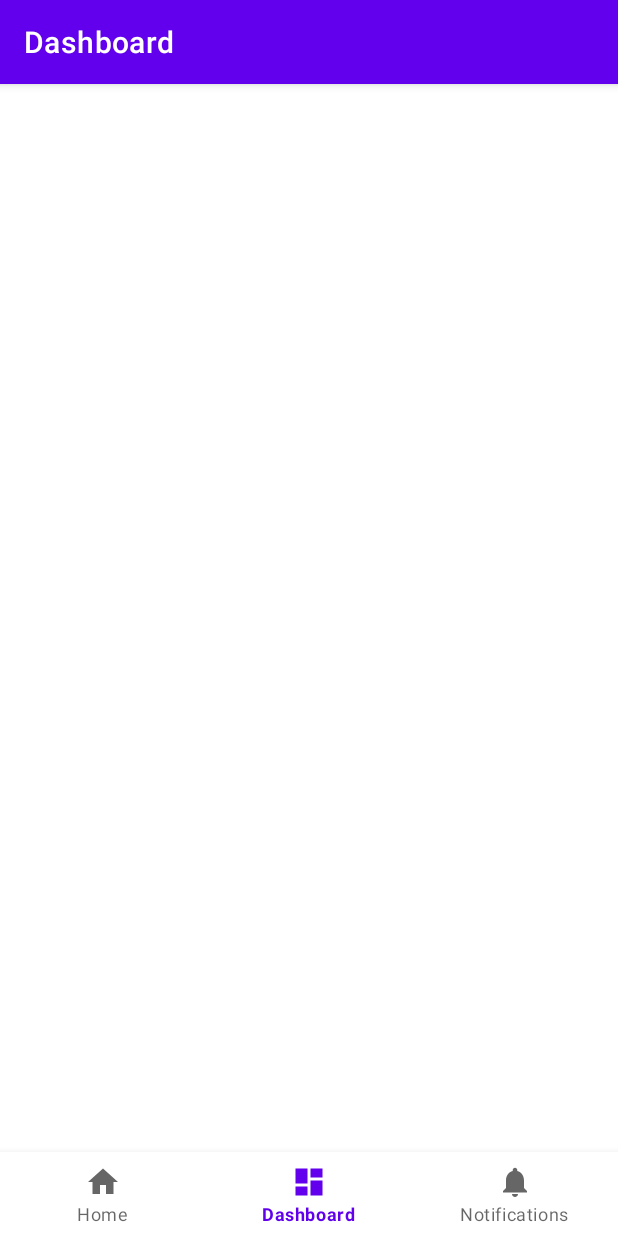
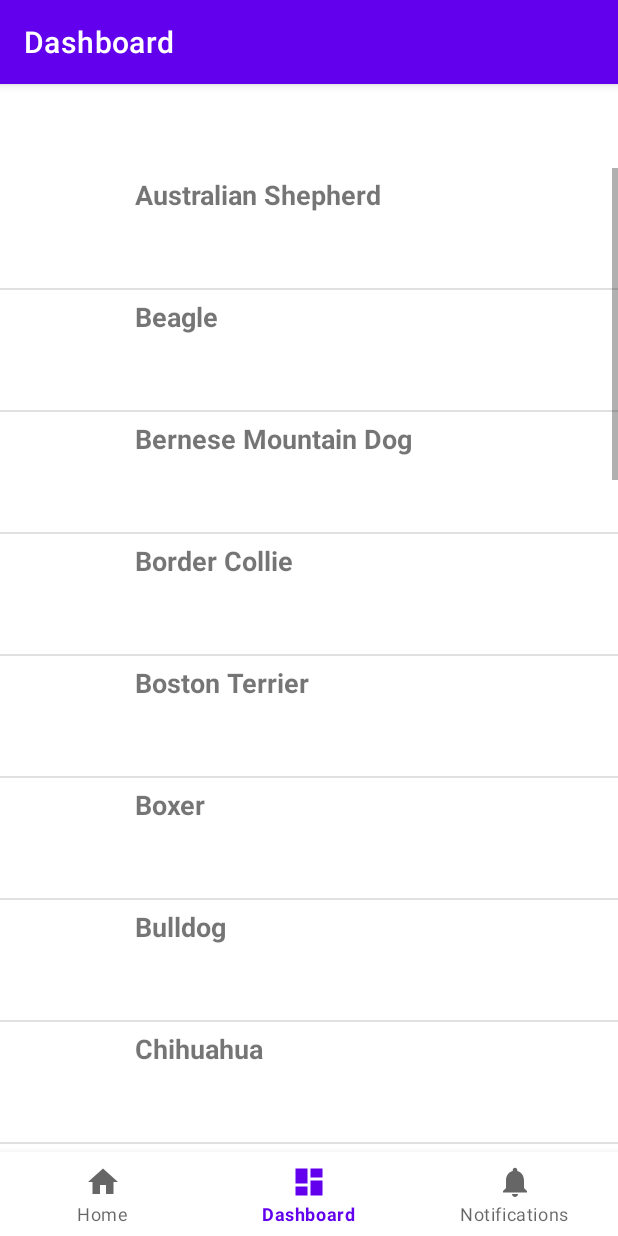
Before and after one commit to alyzadiaz/dogopedia, an Android app: the DashboardFragment screen opened through its navigation route, on a phone screen of 412 x 824 dp. Run offline under Robolectric (Android 15) with nearby library versions, the phone set to English and light mode, and no system bars; our stand-ins replace navigation-ui.

Commit message:
Building dog list tab.

```diff
--- a/app/src/main/java/com/example/dogopedia/ui/dashboard/DashboardFragment.java
+++ b/app/src/main/java/com/example/dogopedia/ui/dashboard/DashboardFragment.java
@@ -1,35 +1,161 @@
 package com.example.dogopedia.ui.dashboard;
 
+import android.graphics.BitmapFactory;
 import android.os.Bundle;
+import android.util.Log;
 import android.view.LayoutInflater;
 import android.view.View;
 import android.view.ViewGroup;
-import android.widget.TextView;
+import android.widget.ListView;
 
 import androidx.annotation.NonNull;
-import androidx.annotation.Nullable;
 import androidx.fragment.app.Fragment;
-import androidx.lifecycle.Observer;
-import androidx.lifecycle.ViewModelProvider;
 
 import com.example.dogopedia.R;
 
+import java.util.ArrayList;
+import java.util.List;
+
 public class DashboardFragment extends Fragment {
-
-//    private DashboardViewModel dashboardViewModel;
+    private ListView listView;
 
     public View onCreateView(@NonNull LayoutInflater inflater,
                              ViewGroup container, Bundle savedInstanceState) {
-//        dashboardViewModel =
-//                new ViewModelProvider(this).get(DashboardViewModel.class);
+
         View root = inflater.inflate(R.layout.fragment_dashboard, container, false);
-        final TextView textView = root.findViewById(R.id.text_dashboard);
-//        dashboardViewModel.getText().observe(getViewLifecycleOwner(), new Observer<String>() {
-//            @Override
-//            public void onChanged(@Nullable String s) {
-//                textView.setText(s);
-//            }
-//        });
+
+        List<ListItem> doggies = populateDogs();
+        ListView listView = (ListView) root.findViewById(R.id.listView);
+
+        listView.setAdapter(new ListItemAdapter(getActivity(), doggies));
+
         return root;
     }
+
+    public List<ListItem> populateDogs(){
+        List<ListItem> d = new ArrayList<>();
+
+        ListItem AustralianShepherd = new ListItem();
+        AustralianShepherd.label = "Australian Shepherd";
+        d.add(AustralianShepherd);
+
+        ListItem Beagle = new ListItem();
+        Beagle.label = "Beagle";
+        d.add(Beagle);
+
+        ListItem BerneseMountainDog = new ListItem();
+        BerneseMountainDog.label = "Bernese Mountain Dog";
+        d.add(BerneseMountainDog);
+
+        ListItem BorderCollie = new ListItem();
+        BorderCollie.label = "Border Collie";
+        d.add(BorderCollie);
+
+        ListItem BostonTerrier = new ListItem();
+        BostonTerrier.label = "Boston Terrier";
+        d.add(BostonTerrier);
+
+        ListItem Boxer = new ListItem();
+        Boxer.label = "Boxer";
+        d.add(Boxer);
+
+        ListItem Bulldog = new ListItem();
+        Bulldog.label = "Bulldog";
+        d.add(Bulldog);
+
+        ListItem Chihuahua = new ListItem();
+        Chihuahua.label = "Chihuahua";
+        d.add(Chihuahua);
+
+        ListItem CockerSpaniel = new ListItem();
+        CockerSpaniel.label = "Cocker Spaniel";
+        d.add(CockerSpaniel);
+
+        ListItem Corgi = new ListItem();
+        Corgi.label = "Corgi";
+        d.add(Corgi);
+
+        ListItem Dachshund = new ListItem();
+        Dachshund.label = "Dachshund";
+        d.add(Dachshund);
+
+        ListItem DobermanPinscher = new ListItem();
+        DobermanPinscher.label = "Doberman Pinscher";
+        d.add(DobermanPinscher);
+
+        ListItem FrenchBulldog = new ListItem();
+        FrenchBulldog.label = "French Bulldog";
+        d.add(FrenchBulldog);
+
+        ListItem GermanShepherd = new ListItem();
+        GermanShepherd.label = "German Shepherd";
+        d.add(GermanShepherd);
+
+        ListItem GoldenRetriever = new ListItem();
+        GoldenRetriever.label = "Golden Retriever";
+        d.add(GoldenRetriever);
+
+        ListItem GreatDane = new ListItem();
+        GreatDane.label = "Great Dane";
+        d.add(GreatDane);
+
+        ListItem Havanese = new ListItem();
+        Havanese.label = "Havanese";
+        d.add(Havanese);
+
+        ListItem LabradorRetriever = new ListItem();
+        LabradorRetriever.label = "Labrador Retriever";
+        LabradorRetriever.image = BitmapFactory.decodeResource(getResources(), R.drawable.labrador_retriever);
+        d.add(LabradorRetriever);
+
+        ListItem Maltese = new ListItem();
+        Maltese.label = "Maltese";
+        d.add(Maltese);
+
+        ListItem Mastiff = new ListItem();
+        Mastiff.label = "Mastiff";
+        d.add(Mastiff);
+
+        ListItem MiniSchnauzer = new ListItem();
+        MiniSchnauzer.label = "Mini Schnauzer";
+        d.add(MiniSchnauzer);
+
+        ListItem Pointer = new ListItem();
+        Pointer.label = "Pointer";
+        d.add(Pointer);
+
+        ListItem Pomeranian = new ListItem();
+        Pomeranian.label = "Pomeranian";
+        d.add(Pomeranian);
+
+        ListItem Poodle = new ListItem();
+        Poodle.label = "Poodle";
+        d.add(Poodle);
+
+        ListItem Pug = new ListItem();
+        Pug.label = "Pug";
+        d.add(Pug);
+
+        ListItem Rottweiler = new ListItem();
+        Rottweiler.label = "Rottweiler";
+        d.add(Rottweiler);
+
+        ListItem ShibaInu = new ListItem();
+        ShibaInu.label = "Shiba Inu";
+        d.add(ShibaInu);
+
+        ListItem ShihTzu = new ListItem();
+        ShihTzu.label = "Shih Tzu";
+        d.add(ShihTzu);
+
+        ListItem SiberianHusky = new ListItem();
+        SiberianHusky.label = "Siberian Husky";
+        d.add(SiberianHusky);
+
+        ListItem Yorkie = new ListItem();
+        Yorkie.label = "Yorkshire Terrier";
+        d.add(Yorkie);
+
+        return d;
+    }
 }
--- /dev/null
+++ b/app/src/main/java/com/example/dogopedia/ui/dashboard/ListItem.java
@@ -0,0 +1,8 @@
+package com.example.dogopedia.ui.dashboard;
+
+import android.graphics.Bitmap;
+
+public class ListItem {
+    public Bitmap image;
+    public String label;
+}
--- /dev/null
+++ b/app/src/main/java/com/example/dogopedia/ui/dashboard/ListItemAdapter.java
@@ -0,0 +1,55 @@
+package com.example.dogopedia.ui.dashboard;
+
+import android.content.Context;
+import android.view.LayoutInflater;
+import android.view.View;
+import android.view.ViewGroup;
+import android.widget.ArrayAdapter;
+import android.widget.BaseAdapter;
+import android.widget.ImageView;
+import android.widget.TextView;
+
+import com.example.dogopedia.R;
+import com.example.dogopedia.ui.dashboard.ListItem;
+
+import java.util.List;
+
+public class ListItemAdapter extends BaseAdapter{
+    private LayoutInflater mInflater;
+    private static List<ListItem> list;
+
+    public ListItemAdapter(Context context, List<ListItem> results){
+        list = results;
+        mInflater = LayoutInflater.from(context);
+    }
+
+    @Override
+    public int getCount() {
+        return list.size();
+    }
+
+    @Override
+    public Object getItem(int position) {
+        return list.get(position);
+    }
+
+    @Override
+    public long getItemId(int position) {
+        return 0;
+    }
+
+    public View getView(int position, View convertView, ViewGroup parent){
+        ListItem item = (ListItem) getItem(position);
+        View view = mInflater.inflate(R.layout.list_item, null);
+
+        ImageView image;
+        image = (ImageView) view.findViewById(R.id.image);
+        image.setImageBitmap(item.image);
+
+        TextView name;
+        name = (TextView) view.findViewById(R.id.label);
+        name.setText(item.label);
+
+        return view;
+    }
+}
--- a/app/src/main/res/layout/fragment_dashboard.xml
+++ b/app/src/main/res/layout/fragment_dashboard.xml
@@ -1,22 +1,12 @@
 <?xml version="1.0" encoding="utf-8"?>
-<androidx.constraintlayout.widget.ConstraintLayout xmlns:android="http://schemas.android.com/apk/res/android"
-    xmlns:app="http://schemas.android.com/apk/res-auto"
+<FrameLayout xmlns:android="http://schemas.android.com/apk/res/android"
     xmlns:tools="http://schemas.android.com/tools"
     android:layout_width="match_parent"
     android:layout_height="match_parent"
     tools:context=".ui.dashboard.DashboardFragment">
 
-    <TextView
-        android:id="@+id/text_dashboard"
+    <ListView
+        android:id="@+id/listView"
         android:layout_width="match_parent"
-        android:layout_height="wrap_content"
-        android:layout_marginStart="8dp"
-        android:layout_marginTop="8dp"
-        android:layout_marginEnd="8dp"
-        android:textAlignment="center"
-        android:textSize="20sp"
-        app:layout_constraintBottom_toBottomOf="parent"
-        app:layout_constraintEnd_toEndOf="parent"
-        app:layout_constraintStart_toStartOf="parent"
-        app:layout_constraintTop_toTopOf="parent" />
-</androidx.constraintlayout.widget.ConstraintLayout>
+        android:layout_height="match_parent" />
+</FrameLayout>
--- /dev/null
+++ b/app/src/main/res/layout/list_item.xml
@@ -0,0 +1,27 @@
+<?xml version="1.0" encoding="utf-8"?>
+<LinearLayout
+    xmlns:android="http://schemas.android.com/apk/res/android"
+    android:layout_width="wrap_content"
+    android:layout_height="wrap_content">
+
+    <ImageView
+        android:id="@+id/image"
+        android:layout_width="80dip"
+        android:layout_height="80dip"/>
+
+    <LinearLayout
+        android:layout_width="wrap_content"
+        android:layout_height="wrap_content"
+        android:paddingLeft="10dp"
+        android:paddingTop="5dp"
+        android:orientation="vertical">
+
+        <TextView
+            android:id="@+id/label"
+            android:layout_width="wrap_content"
+            android:layout_height="wrap_content"
+            android:textStyle="bold"
+            android:textSize="18sp"/>
+
+    </LinearLayout>
+</LinearLayout>
```
Also changed, not shown: app/src/main/res/drawable/labrador_retriever.jpg (added).
